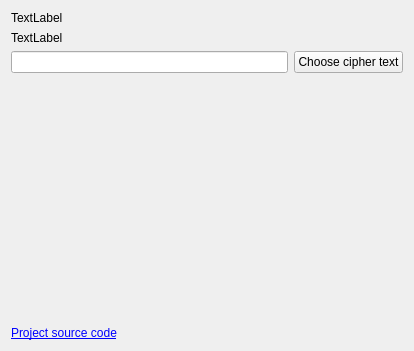
First picture: the form in savefile.ui, repository xuefeng-huang/block_cipher_FYP, before the edit.
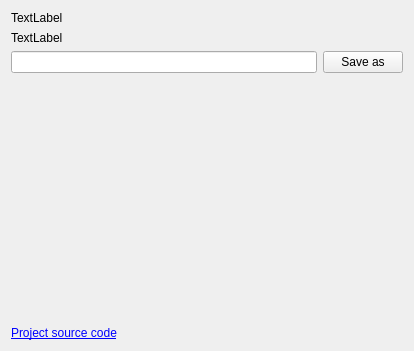
Second picture: the form after the edit.

Diff of the .ui file:
```diff
--- a/savefile.ui
+++ b/savefile.ui
@@ -54,7 +54,7 @@
      <item>
       <widget class="QPushButton" name="choose_button">
        <property name="text">
-        <string>Choose cipher text</string>
+        <string>Save as</string>
        </property>
       </widget>
      </item>
```
